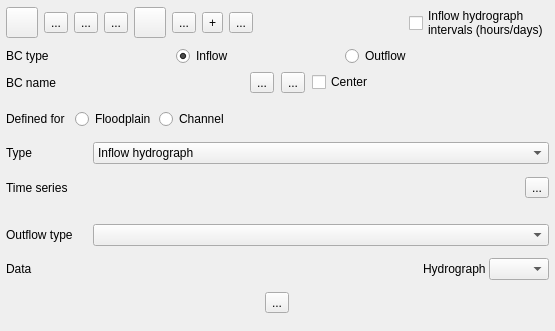
First picture: the form in flo2d/ui/bc_editor.ui, repository FLO-2DSoftware/qgis-flo-2d-plugin, before the edit.
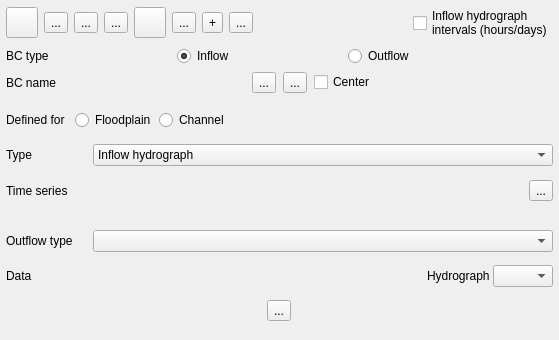
Second picture: the form after the edit. Icons and pictures are not drawn.

Commit message: Fixed the BC table connections

```diff
--- a/flo2d/ui/bc_editor.ui
+++ b/flo2d/ui/bc_editor.ui
@@ -6,8 +6,8 @@
    <rect>
     <x>0</x>
     <y>0</y>
-    <width>555</width>
-    <height>331</height>
+    <width>559</width>
+    <height>340</height>
    </rect>
   </property>
   <property name="minimumSize">
```
The commit also changes 2 other files.
